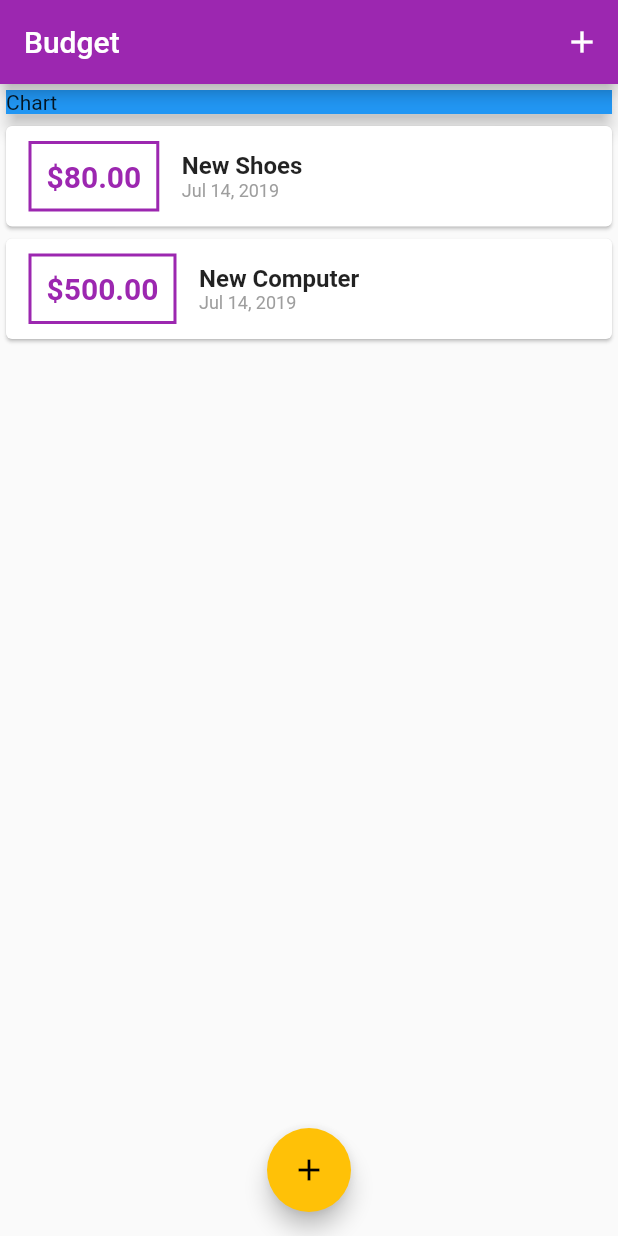
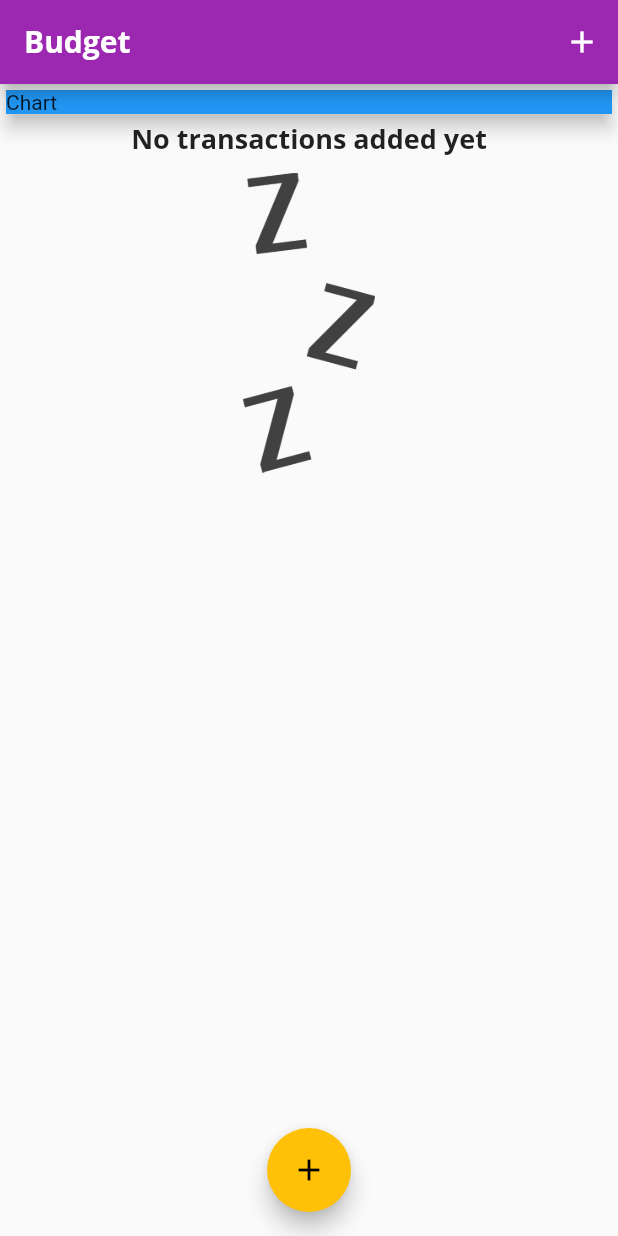
Before and after one commit to Winkel515/Budget, a Flutter app: the screen it shows after launch, on a phone screen of 412 x 824 dp. Run offline on Flutter 3.47's test engine with Material 2 defaults, Android fonts, the phone set to English and light mode, and no system bars.

Commit message:
Added theme

```diff
--- a/lib/main.dart
+++ b/lib/main.dart
@@ -13,6 +13,23 @@ class MyApp extends StatelessWidget {
       theme: ThemeData(
         primarySwatch: Colors.purple,
         accentColor: Colors.amber,
+        fontFamily: 'Quicksand',
+        textTheme: ThemeData.light().textTheme.copyWith(
+              title: TextStyle(
+                fontFamily: 'OpenSans',
+                fontSize: 18,
+                fontWeight: FontWeight.bold,
+              ),
+            ),
+        appBarTheme: AppBarTheme(
+          textTheme: ThemeData.light().textTheme.copyWith(
+                title: TextStyle(
+                  fontFamily: 'OpenSans',
+                  fontSize: 20,
+                  fontWeight: FontWeight.bold,
+                ),
+              ),
+        ),
       ),
       title: 'Budget',
       home: MyHomePage(),
@@ -27,18 +44,18 @@ class MyHomePage extends StatefulWidget {
 
 class _MyHomePageState extends State<MyHomePage> {
   final List<Transaction> _transactions = [
-    Transaction(
-      id: '0',
-      title: 'New Shoes',
-      amount: 80.00,
-      date: DateTime.now(),
-    ),
-    Transaction(
-      id: '1',
-      title: 'New Computer',
-      amount: 500.00,
-      date: DateTime.now(),
-    ),
+//    Transaction(
+//      id: '0',
+//      title: 'New Shoes',
+//      amount: 80.00,
+//      date: DateTime.now(),
+//    ),
+//    Transaction(
+//      id: '1',
+//      title: 'New Computer',
+//      amount: 500.00,
+//      date: DateTime.now(),
+//    ),
   ];
 
   void _addTransaction(String title, double amount) {
@@ -71,7 +88,9 @@ class _MyHomePageState extends State<MyHomePage> {
   Widget build(BuildContext context) {
     return Scaffold(
       appBar: AppBar(
-        title: Text('Budget'),
+        title: Text(
+          'Budget',
+        ),
         actions: <Widget>[
           IconButton(
               icon: Icon(Icons.add),
--- /dev/null
+++ b/lib/widgets/Chart.dart
@@ -0,0 +1,11 @@
+import 'package:flutter/material.dart';
+
+class Chart extends StatelessWidget {
+  @override
+  Widget build(BuildContext context) {
+    return Card(
+      elevation: 6,
+      margin: EdgeInsets.all(20),
+    );
+  }
+}
--- a/lib/widgets/TransactionList.dart
+++ b/lib/widgets/TransactionList.dart
@@ -12,7 +12,24 @@ class TransactionList extends StatelessWidget {
   Widget build(BuildContext context) {
     return Container(
       height: 300,
-      child: ListView.builder(
+      child: transactions.isEmpty
+          ? Column(
+              children: <Widget>[
+                Text('No transactions added yet',
+                    style: Theme.of(context).textTheme.title),
+                SizedBox(
+                  height: 10,
+                ),
+                Container(
+                  height: 200,
+                  child: Image.asset(
+                    'assets/images/waiting.png',
+                    fit: BoxFit.cover,
+                  ),
+                ),
+              ],
+            )
+          : ListView.builder(
               physics: BouncingScrollPhysics(),
               itemBuilder: (context, index) {
                 return Card(
@@ -20,7 +37,8 @@ class TransactionList extends StatelessWidget {
                     children: <Widget>[
                       Container(
                         padding: EdgeInsets.all(10),
-                  margin: EdgeInsets.symmetric(vertical: 10, horizontal: 15),
+                        margin:
+                            EdgeInsets.symmetric(vertical: 10, horizontal: 15),
                         decoration: BoxDecoration(
                           border: Border.all(
                             color: Theme.of(context).primaryColor,
@@ -41,10 +59,7 @@ class TransactionList extends StatelessWidget {
                         children: <Widget>[
                           Text(
                             transactions[index].title,
-                      style: TextStyle(
-                        fontWeight: FontWeight.bold,
-                        fontSize: 16,
-                      ),
+                            style: Theme.of(context).textTheme.title,
                           ),
                           Text(
                             DateFormat.yMMMd().format(transactions[index].date),
```
Also changed, not shown: pubspec.yaml (+13 -15 lines), assets/images/waiting.png (added). Lines whose indentation alone changed are shown as unchanged.
